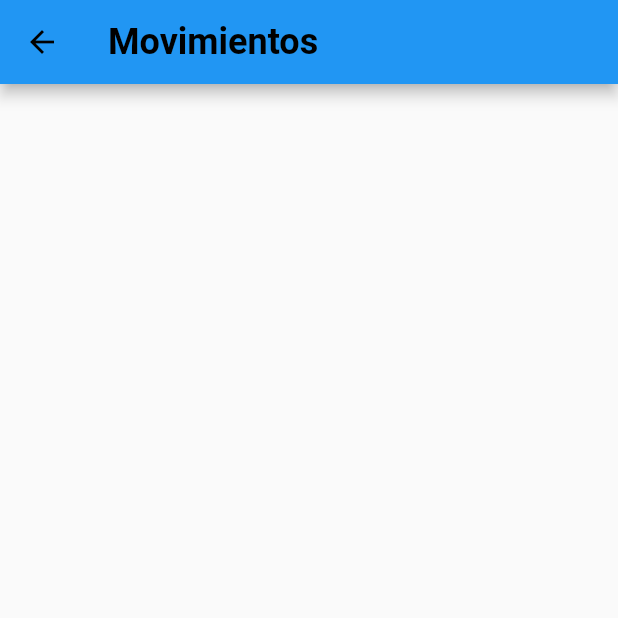
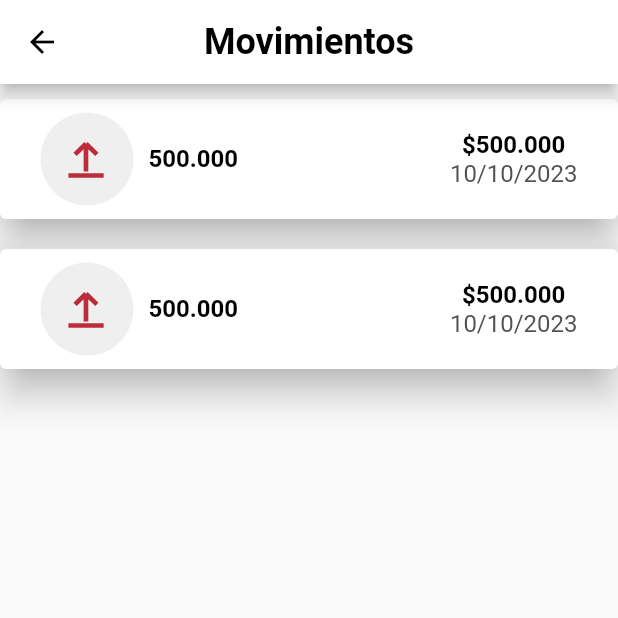
Before and after one commit to DavidEMV1622/app_bidi_login, a Flutter app: the MovimientoPage screen opened directly, on a phone screen of 412 x 824 dp, the top half of it. Run offline on Flutter 3.47's test engine with Material 2 defaults, Android fonts, the phone set to English and light mode, and no system bars; our stand-ins replace flutter_secure_storage, flutter_svg, go_router; missing offline and left inert: iconify_flutter; accounts and stored records are empty; statements that could not run were skipped.

Commit message:
agregado practica del dart, falta continuar

```diff
--- a/lib/config/router.dart
+++ b/lib/config/router.dart
@@ -18,6 +18,7 @@ import '../src/pages/ScreensSendCode/SendCodePhoneNumberChangePassword_page.dart
 import '../src/pages/ScreensSendCode/SendCodePhoneNumberRegister_page.dart';
 import '../src/pages/VisualizarUsuario_page.dart';
 import '../src/pages/avisos_page.dart';
+import '../src/pages/movimientos_page.dart';
 import '../src/pages/my_pocket.dart';
 
 final routes = GoRouter(
@@ -144,5 +145,10 @@ final routes = GoRouter(
       path: '/ListPocket',
       builder: (context, state) => const PocketList(),
     ),
+
+    GoRoute(
+      path: '/Movimientos',
+      builder: (context, state) => const MovimientoPage(),
+    ),
   ],
 );
--- /dev/null
+++ b/lib/models/movimientos_model.dart
@@ -0,0 +1,8 @@
+class Movimiento {
+  late int id;
+  late String name;
+  late double valor;
+  late String fecha;
+
+  Movimiento(this.id, this.name, this.valor, this.fecha);
+}
--- a/lib/src/common/inputValidate.dart
+++ b/lib/src/common/inputValidate.dart
@@ -3,6 +3,7 @@
 // Funcion para validar la estructura del rfc
 import 'package:flutter/services.dart';
 import 'enumValidate.dart';
+import 'package:http/http.dart' as http;
 
 // Funcion para validar la estructura del nombre
 validateName(String name) {
@@ -58,6 +59,23 @@ class ValidateFormulations {
     }
   }
 
+  static getTokenLogin(String user, String password){
+
+
+    Future<void> postData() async {
+    final response = await http.post(
+      Uri.parse(apiUrl),
+      headers: <String, String>{
+        'Content-Type': 'application/json',
+      },
+      body: jsonEncode(<String, String>{
+        'title': 'Título del post',
+        'body': 'Cuerpo del post',
+      }),
+    );
+
+  }
+
   // Funcion para manejar el tipo de caracter del input
   static TextInputFormatter validateinputFormatters(ValidateText? validateText) {
     switch(validateText){
--- a/lib/src/pages/Logeado.dart
+++ b/lib/src/pages/Logeado.dart
@@ -2,6 +2,7 @@
 import 'package:app_credibanco_login/src/widgets/dropBar.dart';
 import 'package:flutter/material.dart';
 import 'package:flutter_svg/svg.dart';
+import 'package:go_router/go_router.dart';
 import 'package:iconify_flutter/iconify_flutter.dart';
 import 'package:iconify_flutter/icons/bi.dart';
 
@@ -157,7 +158,7 @@ class _LogeadoPageState extends State<LogeadoPage> {
                 textoLink: "Ver Todos",
                 colorText: CustomColors.colorGris_1,
                 onPressed: () {
-
+                  context.push("/Movimientos");
                 },
               ),
             ],
--- a/lib/src/pages/movimientos_page.dart
+++ b/lib/src/pages/movimientos_page.dart
@@ -1,20 +1,41 @@
+import 'package:app_credibanco_login/src/colors/colors.dart';
 import 'package:flutter/material.dart';
 
 import '../../config/arrow_router.dart';
+import '../../models/movimientos_model.dart';
 import '../utils/TextFormatter.dart';
+import '../widgets/movimientos_card.dart';
 
-class MovimientoPage extends StatelessWidget {
+class MovimientoPage extends StatefulWidget {
   const MovimientoPage({super.key});
 
   @override
+  State<MovimientoPage> createState() => _MovimientoPageState();
+}
+
+class _MovimientoPageState extends State<MovimientoPage> {
+  @override
   Widget build(BuildContext context) {
+
+    List<Movimiento> listMovimientos = [
+      Movimiento(1, "David Méndez", 500000, "13/12/2023"),
+      Movimiento(2, "Jesus Borda", 1000000, "10/10/2023"),
+      Movimiento(3, "Juan Carlos", 30000, "11/11/2023"),
+      Movimiento(4, "Laura Alarccon", 50000, "09/07/2023"),
+    ];
+
     return Scaffold(
       appBar: AppBar(
         title: textoEtiquetaTwo("Movimientos", 24),
+        centerTitle: true,
+        backgroundColor: CustomColors.colorBlanco,
         leading: const ArrowRouter(activeArrow: "1",),
       ),
 
-      body: Text(""),
+      body: ListView(children: [
+        MovimientosCard(),
+        MovimientosCard(),
+      ],)
     );
   }
 }
--- a/lib/src/utils/TextFormatter.dart
+++ b/lib/src/utils/TextFormatter.dart
@@ -158,3 +158,17 @@ Widget textoCuerpoTwo(String texto, double fontSizeText) {
     ),
   );
 }
+
+// Widget del texto Cuerpo
+Widget textColorSize(String texto, double fontSizeText, Color colorText) {
+  return SizedBox(
+    child: Text(
+      texto,
+      style: TextStyle(
+        color: colorText,
+        fontSize: fontSizeText,
+      ),
+      textAlign: TextAlign.start,
+    ),
+  );
+}
--- /dev/null
+++ b/lib/src/widgets/movimientos_card.dart
@@ -0,0 +1,64 @@
+import 'package:flutter/material.dart';
+import 'package:flutter_svg/svg.dart';
+
+import '../colors/colors.dart';
+import '../utils/TextFormatter.dart';
+
+class MovimientosCard extends StatelessWidget {
+  const MovimientosCard({super.key});
+
+  @override
+  Widget build(BuildContext context) {
+    final size = MediaQuery.of(context).size;
+    String simboloDolar = "\$";
+
+    return SizedBox(
+      width: MediaQuery.of(context).size.width,
+
+      child: SizedBox(
+        height: 100,
+        width: size.width,
+        child: Card(
+          elevation: 10.0,
+          margin: const EdgeInsets.only(bottom: 10, top: 10),
+          child: Padding(padding: const EdgeInsets.symmetric(horizontal: 27, vertical: 6),
+            child: Row(
+              crossAxisAlignment: CrossAxisAlignment.center,
+              mainAxisAlignment: MainAxisAlignment.spaceBetween,
+              children: [
+                SizedBox(
+                  child: Row(children: [
+                    CircleAvatar(
+                      radius: 31,
+                      backgroundColor: CustomColors.colorGris_5,
+                      child: SvgPicture.asset(
+                        "assets/icons/send.svg",
+                        width: 25,
+                        color: CustomColors.colorAmarilloMostaza,
+                      ),
+
+                    ),
+                    SizedBox(width: 10),
+
+                    textoEtiquetaTwo("500.000", 16),
+                  ]),
+                ),
+                Column(
+                  crossAxisAlignment: CrossAxisAlignment.center,
+                  mainAxisAlignment: MainAxisAlignment.center,
+                  children: [
+
+                    Row(children: [
+                      textoEtiquetaTwo(simboloDolar, 16), textoEtiquetaTwo("500.000", 16)],
+                    ),
+                    textColorSize("10/10/2023", 16, CustomColors.colorGris_1),
+                  ],
+                ),
+              ]
+            ),
+          ),
+        ),
+      ),
+    );
+  }
+}
--- a/pubspec.yaml
+++ b/pubspec.yaml
@@ -17,7 +17,7 @@ dependencies:
 
 
 
-
+  http: ^1.1.0
   cupertino_icons: ^1.0.2
   flutter_secure_storage: ^8.0.0
   go_router: ^10.1.2
@@ -28,7 +28,7 @@ dev_dependencies:
     sdk: flutter
 
   flutter_lints: ^2.0.0
-
+  http: ^1.1.0
 
 flutter:
 
```
Also changed, not shown: pubspec.lock.
